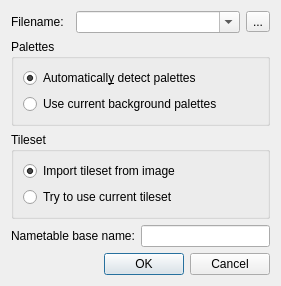
Qt form src/importdialog.ui (jpwhiting/nestool) before a commit.
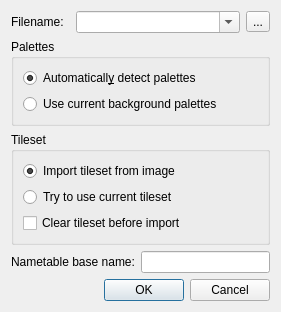
The same form after that commit.

Commit message: Added clear tileset option when importing.

```diff
--- a/src/importdialog.ui
+++ b/src/importdialog.ui
@@ -7,7 +7,7 @@
     <x>0</x>
     <y>0</y>
     <width>281</width>
-    <height>251</height>
+    <height>274</height>
    </rect>
   </property>
   <property name="windowTitle">
@@ -97,6 +97,13 @@
         </property>
        </widget>
       </item>
+      <item>
+       <widget class="QCheckBox" name="clearTilesetCheckBox">
+        <property name="text">
+         <string>Clear tileset before import</string>
+        </property>
+       </widget>
+      </item>
      </layout>
     </widget>
    </item>
```
The commit also changes 4 other files.
